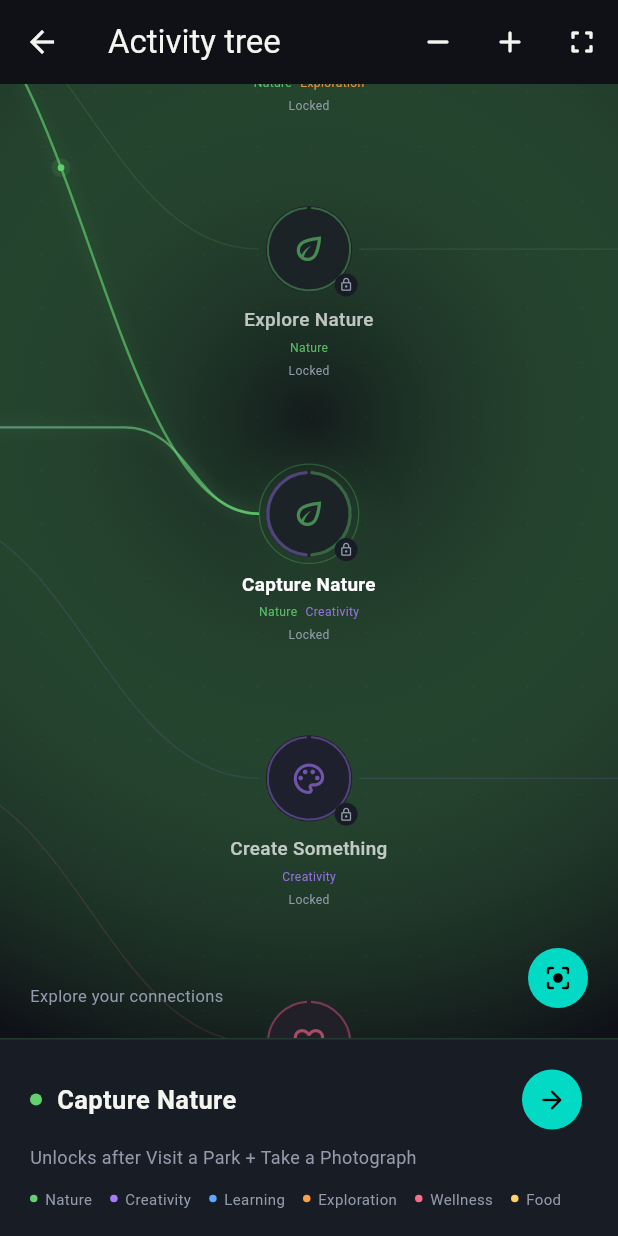
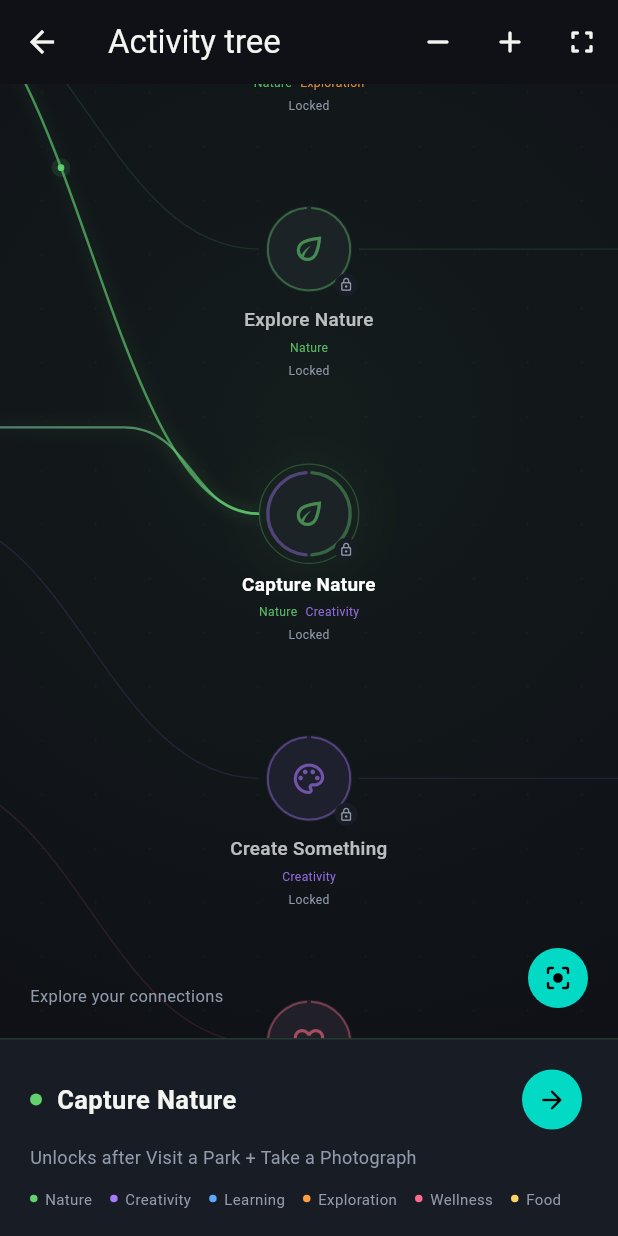
Before and after one commit to DBeck671/mulehacks26, a Flutter app: the ActivityTreeScreen screen opened directly with empty values, on a phone screen of 412 x 824 dp. Run offline on Flutter 3.47's test engine with Material 3 defaults, Android fonts, the phone set to English and light mode, and no system bars; our stand-ins replace audioplayers, firebase_ai, firebase_auth, firebase_core, geolocator, image_picker and 2 more; missing offline and left inert: firebase_app_check; accounts and stored records are empty.

Commit message:
Refine activity tree background contrast

```diff
--- a/lib/screens/activity_tree_screen.dart
+++ b/lib/screens/activity_tree_screen.dart
@@ -212,7 +212,10 @@ class _ActivityTreeScreenState extends State<ActivityTreeScreen>
                                 center: const Alignment(0, -.3),
                                 radius: 1.1,
                                 colors: [
-                                  current.color.withValues(alpha: .055),
+                                  Color.alphaBlend(
+                                    current.color.withValues(alpha: .055),
+                                    background,
+                                  ),
                                   background,
                                 ],
                               ),
```
